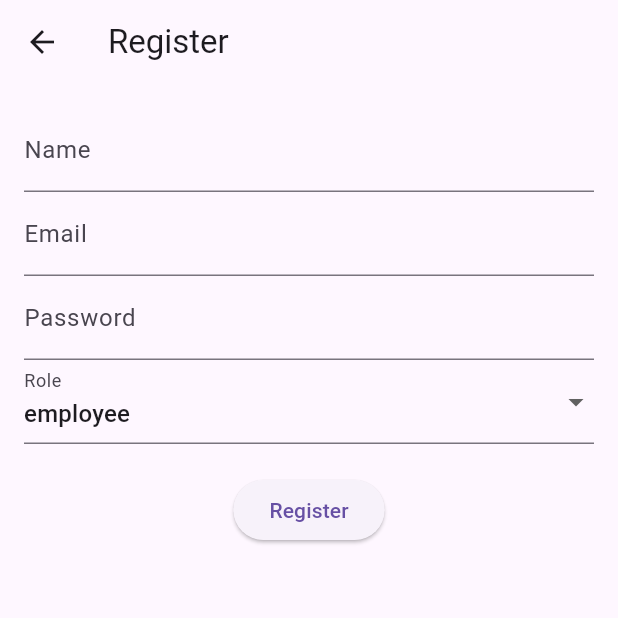
After one commit to FadyT/Spring_Project, a Flutter app: the RegisterPage screen opened directly, on a phone screen of 412 x 824 dp, the top half of it. The commit adds this screen. Run offline on Flutter 3.47's test engine with Material 3 defaults, Android fonts, the phone set to English and light mode, and no system bars; our stand-ins replace cloud_firestore, device_info_plus, dio, easy_localization, firebase_auth, firebase_core and 6 more; accounts and stored records are empty; network calls fail.

```diff
--- /dev/null
+++ b/Flutter_Projects/attendance/lib/RegisterPage.dart
@@ -0,0 +1,96 @@
+import 'package:flutter/material.dart';
+import 'package:firebase_auth/firebase_auth.dart';
+import 'package:cloud_firestore/cloud_firestore.dart';
+import 'HomePage.dart';
+import 'AdminPanelPage.dart'; // Make sure you have this imported
+
+class RegisterPage extends StatelessWidget {
+  final nameController = TextEditingController();
+  final emailController = TextEditingController();
+  final passwordController = TextEditingController();
+  String role = "employee"; // default role
+
+  RegisterPage({super.key});
+
+  // Registration Function
+  Future<void> register(BuildContext context) async {
+    try {
+      final userCredential = await FirebaseAuth.instance.createUserWithEmailAndPassword(
+        email: emailController.text.trim(),
+        password: passwordController.text.trim(),
+      );
+      final user = userCredential.user;
+
+      await FirebaseFirestore.instance.collection('users').doc(user!.uid).set({
+        'email': emailController.text.trim(),
+        'name': nameController.text.trim(),
+        'role': role, // use role directly
+      });
+
+      _navigateBasedOnRole(user.uid, context); // Navigate based on role
+    } catch (e) {
+      _showError(context, e.toString()); // Show error dialog
+    }
+  }
+
+  // Check the role and navigate accordingly
+  Future<void> _navigateBasedOnRole(String uid, BuildContext context) async {
+    final doc = await FirebaseFirestore.instance.collection('users').doc(uid).get();
+    final role = doc['role'];
+
+    if (role == 'admin') {
+      Navigator.pushReplacement(
+        context,
+        MaterialPageRoute(builder: (context) => AdminPanelPage()), // Admin Panel
+      );
+    } else {
+      Navigator.pushReplacement(
+        context,
+        MaterialPageRoute(builder: (context) => HomePage()), // HomePage for employee
+      );
+    }
+  }
+
+  void _showError(BuildContext context, String message) {
+    showDialog(
+      context: context,
+      builder: (_) => AlertDialog(
+        title: const Text('Registration Error'),
+        content: Text(message),
+        actions: [
+          TextButton(onPressed: () => Navigator.pop(context), child: const Text('OK')),
+        ],
+      ),
+    );
+  }
+
+  @override
+  Widget build(BuildContext context) {
+    return Scaffold(
+      appBar: AppBar(title: const Text('Register')),
+      body: Padding(
+        padding: const EdgeInsets.all(16),
+        child: Column(
+          children: [
+            TextField(controller: nameController, decoration: const InputDecoration(labelText: 'Name')),
+            TextField(controller: emailController, decoration: const InputDecoration(labelText: 'Email')),
+            TextField(controller: passwordController, obscureText: true, decoration: const InputDecoration(labelText: 'Password')),
+            DropdownButtonFormField<String>(
+              value: role,
+              decoration: const InputDecoration(labelText: 'Role'),
+              items: ['admin', 'employee']
+                  .map((role) => DropdownMenuItem(value: role, child: Text(role)))
+                  .toList(),
+              onChanged: (value) => role = value ?? 'employee',
+            ),
+            const SizedBox(height: 20),
+            ElevatedButton(
+              onPressed: () => register(context), // Pass context
+              child: const Text('Register'),
+            ),
+          ],
+        ),
+      ),
+    );
+  }
+}
```
Also changed, not shown: Flutter_Projects/attendance/lib/AdminPanelPage.dart (added, +88 -0 lines), Flutter_Projects/attendance/lib/EmployeeProfilePage.dart (+56 -61 lines), Flutter_Projects/attendance/lib/HomePage.dart (+44 -9 lines), Flutter_Projects/attendance/lib/LoginPage.dart (added, +86 -0 lines), Flutter_Projects/attendance/lib/main.dart (+5 -75 lines).
